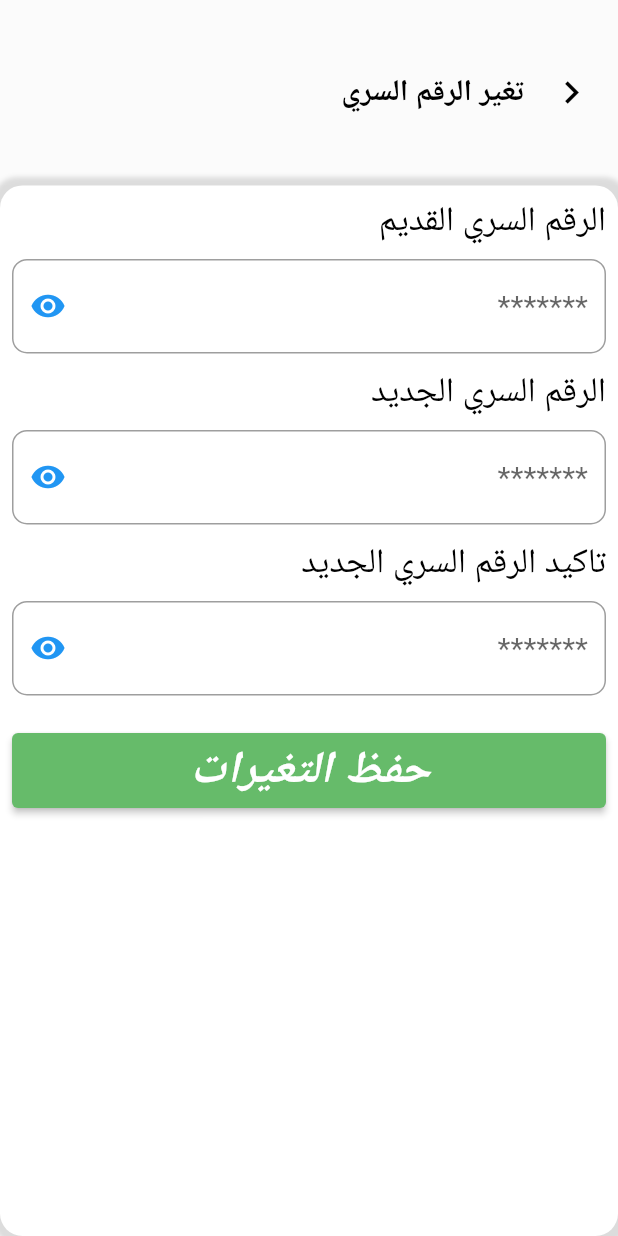
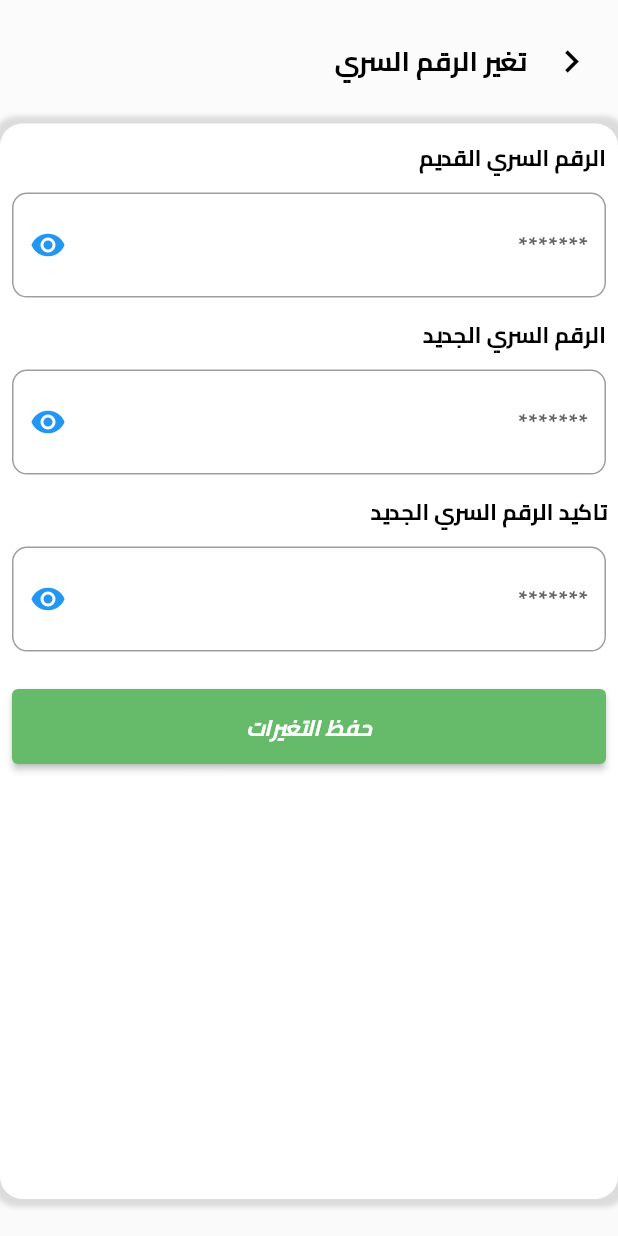
Before and after one commit to mahmoud8reda0o0/Tawsel-, a Flutter app: the ChangeCurrentPasswordScreen screen opened by its route, on a phone screen of 412 x 824 dp. Run offline on Flutter 3.47's test engine with Material 2 defaults, Android fonts, the phone set to English and light mode, and no system bars; our stand-ins replace carousel_slider, flutter_keyboard_visibility, flutter_multi_formatter, flutter_svg, go_router.

Commit message:
change_current_password_screen.dart done

```diff
--- a/lib/features/Profile/Presentation/Views/change_current_password_screen.dart
+++ b/lib/features/Profile/Presentation/Views/change_current_password_screen.dart
@@ -18,7 +18,7 @@
         child: Column(
           children: [
             Container(
-              height: _height * 0.15,
+              height: _height * 0.1,
               width: _width,
               color: Colors.white10,
               child: const Center(
@@ -26,7 +26,9 @@
                   title: Text(
                     '       تغير الرقم السري ',
                     style: TextStyle(
-                        fontSize: 20,
+                        fontSize: 18,
+
+                        fontFamily: ('Cairo'),
                         color: Colors.black,
                         fontWeight: FontWeight.bold),
                     textAlign: TextAlign.right,
@@ -40,7 +42,7 @@
               ),
             ),
             Container(
-              height: _height * 0.85,
+              height: _height * 0.87,
               width: _width,
               decoration: BoxDecoration(
                 boxShadow: const [
@@ -128,7 +130,7 @@
                               'حفظ التغيرات',
                               style: TextStyle(
                                   color: Colors.white,
-                                  fontSize: 30,
+                                  fontSize: 15,
                                   fontWeight: FontWeight.bold,
                                   fontStyle: FontStyle.italic),
                             ),
@@ -161,7 +163,7 @@
           alignment: Alignment.centerRight,
           child: Text(
             lableText,
-            style: const TextStyle(fontSize: 23, color: Colors.black),
+            style: const TextStyle(fontSize: 15, color: Colors.black),
           ),
         ),
         const SizedBox(
@@ -184,7 +186,7 @@
             fillColor: Colors.white,
             prefixIcon: perfixicon,
             hintText: hintTitle,
-            hintStyle: const TextStyle(fontSize: 20),
+            //hintStyle: const TextStyle(fontSize: 15),
             errorStyle: const TextStyle(fontSize: 10),
             border: OutlineInputBorder(
                 borderRadius: BorderRadius.circular(10),
--- a/lib/main.dart
+++ b/lib/main.dart
@@ -15,6 +15,7 @@
       routerConfig: AppRouter.router,
       debugShowCheckedModeBanner: false,
       theme: ThemeData(
+        fontFamily: ('Cairo'),
         primarySwatch: Colors.deepOrange,
       ),
     );
--- a/pubspec.yaml
+++ b/pubspec.yaml
@@ -18,7 +18,7 @@
 version: 1.0.0+1
 
 environment:
-  sdk: ">=2.17.5 <3.0.0"
+  sdk: ">=2.19.0-0 <4.0.0"
 
 # Dependencies specify other packages that your package needs in order to work.
 # To automatically upgrade your package dependencies to the latest versions
@@ -83,6 +83,10 @@
   # "family" key with the font family name, and a "fonts" key with a
   # list giving the asset and other descriptors for the font. For
   # example:
+  fonts:
+    - family: Cairo
+      fonts:
+        - asset: assets/fonts/Cairo-Bold.ttf
   # fonts:
   #   - family: Schyler
   #     fonts:
```
Also changed, not shown: assets/fonts/Cairo-Bold.ttf (added), pubspec.lock.
